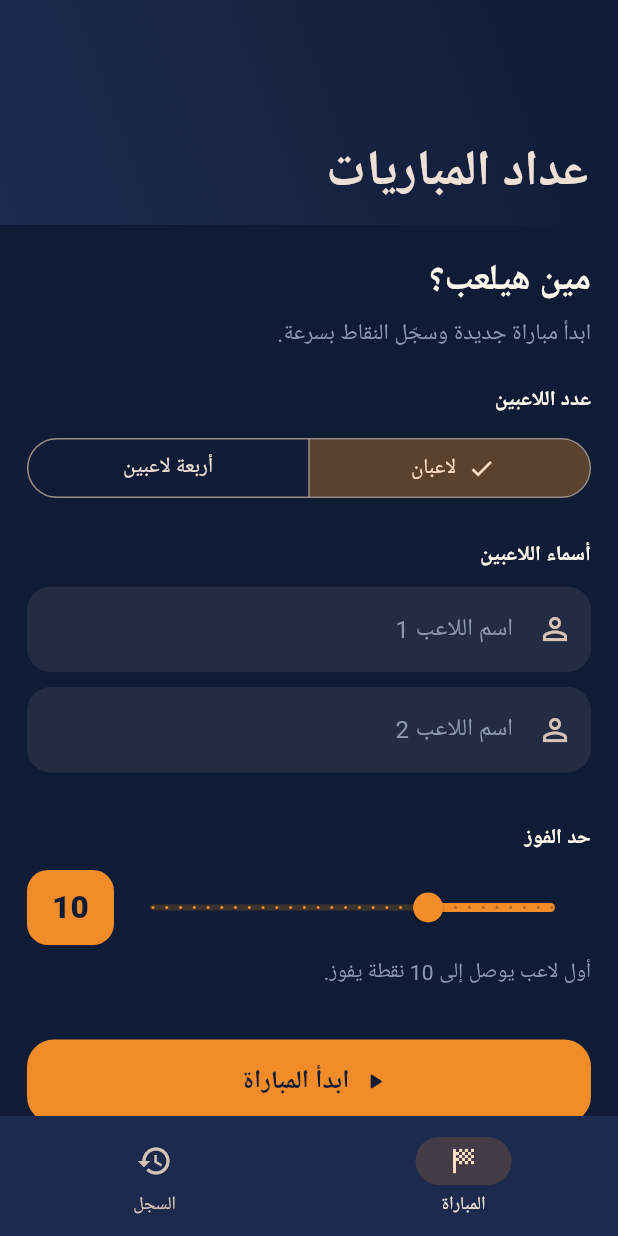
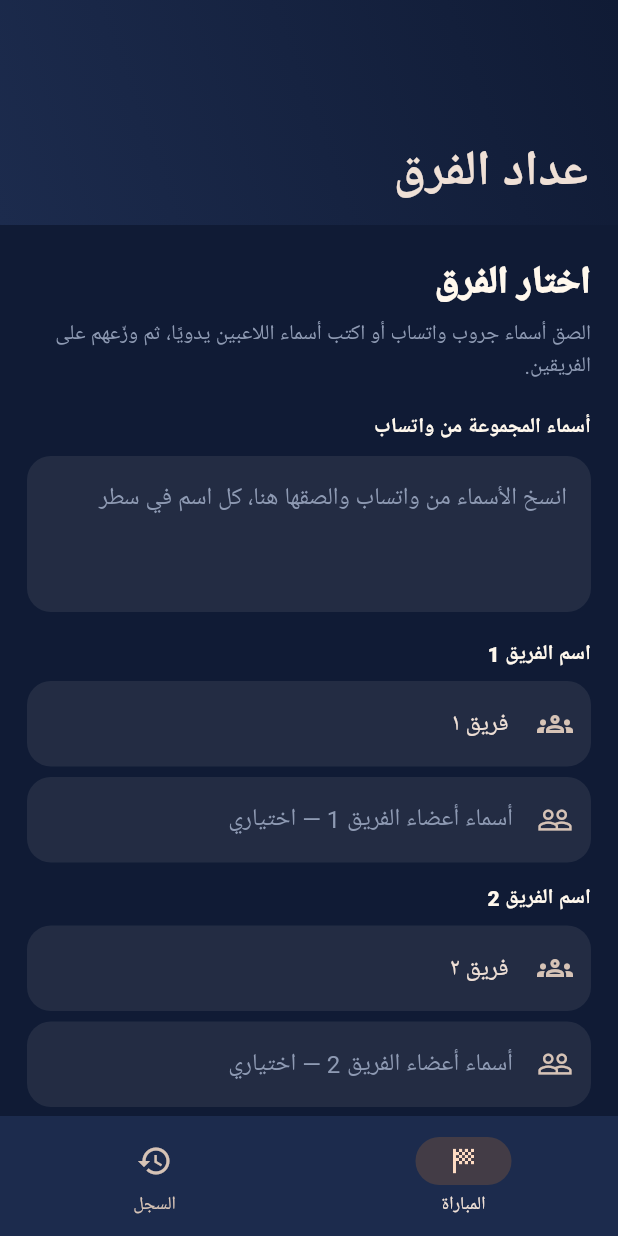
Before and after one commit to wa4290510/Tot2, a Flutter app: the screen it shows after launch, on a phone screen of 412 x 824 dp. Run offline on Flutter 3.47's test engine with Material 3 defaults, Android fonts, the phone set to English and light mode, and no system bars; our stand-ins replace audioplayers, confetti, share_plus, shared_preferences; Roboto replaces fonts that are missing (sans).

Commit message:
Add team scoring rounds and WhatsApp name import

```diff
--- a/lib/models/match.dart
+++ b/lib/models/match.dart
@@ -1,56 +1,68 @@
-class Player {
-  const Player({required this.name, this.score = 0});
+class Team {
+  const Team({required this.name, this.members = const [], this.totalScore = 0, this.roundScores = const []});
+  final String name;
+  final List<String> members;
+  final int totalScore;
+  final List<int> roundScores;
+  Team copyWith({String? name, List<String>? members, int? totalScore, List<int>? roundScores}) => Team(
+        name: name ?? this.name,
+        members: members ?? this.members,
+        totalScore: totalScore ?? this.totalScore,
+        roundScores: roundScores ?? this.roundScores,
+      );
+  Map<String, dynamic> toJson() => {'name': name, 'members': members, 'totalScore': totalScore, 'roundScores': roundScores};
+  factory Team.fromJson(Map<String, dynamic> json) => Team(
+        name: json['name'] as String? ?? 'فريق',
+        members: ((json['members'] as List<dynamic>?) ?? const []).map((e) => e.toString()).toList(),
+        totalScore: (json['totalScore'] as num?)?.toInt() ?? 0,
+        roundScores: ((json['roundScores'] as List<dynamic>?) ?? const []).map((e) => (e as num).toInt()).toList(),
+      );
+}
 
-  final String name;
-  final int score;
-
-  Player copyWith({String? name, int? score}) => Player(
-        name: name ?? this.name,
-        score: score ?? this.score,
-      );
-
-  Map<String, dynamic> toJson() => {'name': name, 'score': score};
-
-  factory Player.fromJson(Map<String, dynamic> json) => Player(
-        name: json['name'] as String? ?? 'لاعب',
-        score: (json['score'] as num?)?.toInt() ?? 0,
+class RoundScore {
+  const RoundScore({required this.round, required this.teamName, required this.points});
+  final int round;
+  final String teamName;
+  final int points;
+  Map<String, dynamic> toJson() => {'round': round, 'teamName': teamName, 'points': points};
+  factory RoundScore.fromJson(Map<String, dynamic> json) => RoundScore(
+        round: (json['round'] as num?)?.toInt() ?? 1,
+        teamName: json['teamName'] as String? ?? 'فريق',
+        points: (json['points'] as num?)?.toInt() ?? 0,
       );
 }
 
 class MatchRecord {
-  const MatchRecord({
-    required this.id,
-    required this.players,
-    required this.targetScore,
-    required this.startedAt,
-    required this.finishedAt,
-    required this.winnerName,
-  });
-
+  const MatchRecord({required this.id, required this.teams, required this.rounds, required this.startedAt, required this.finishedAt, required this.winnerName, this.targetScore = 30});
   final String id;
-  final List<Player> players;
-  final int targetScore;
+  final List<Team> teams;
+  final List<RoundScore> rounds;
   final DateTime startedAt;
   final DateTime finishedAt;
   final String winnerName;
-
+  final int targetScore;
   Map<String, dynamic> toJson() => {
         'id': id,
-        'players': players.map((player) => player.toJson()).toList(),
-        'targetScore': targetScore,
+        'teams': teams.map((team) => team.toJson()).toList(),
+        'rounds': rounds.map((round) => round.toJson()).toList(),
         'startedAt': startedAt.toIso8601String(),
         'finishedAt': finishedAt.toIso8601String(),
         'winnerName': winnerName,
+        'targetScore': targetScore,
       };
-
-  factory MatchRecord.fromJson(Map<String, dynamic> json) => MatchRecord(
-        id: json['id'] as String? ?? DateTime.now().microsecondsSinceEpoch.toString(),
-        players: ((json['players'] as List<dynamic>?) ?? const [])
-            .map((item) => Player.fromJson(Map<String, dynamic>.from(item as Map)))
-            .toList(),
-        targetScore: (json['targetScore'] as num?)?.toInt() ?? 10,
-        startedAt: DateTime.tryParse(json['startedAt'] as String? ?? '') ?? DateTime.now(),
-        finishedAt: DateTime.tryParse(json['finishedAt'] as String? ?? '') ?? DateTime.now(),
-        winnerName: json['winnerName'] as String? ?? 'الفائز',
-      );
+  factory MatchRecord.fromJson(Map<String, dynamic> json) {
+    final rawTeams = json['teams'] as List<dynamic>?;
+    final teams = rawTeams == null
+        ? ((json['players'] as List<dynamic>?) ?? const []).map((item) => Team(name: (item as Map)['name']?.toString() ?? 'فريق', totalScore: ((item)['score'] as num?)?.toInt() ?? 0)).toList()
+        : rawTeams.map((item) => Team.fromJson(Map<String, dynamic>.from(item as Map))).toList();
+    return MatchRecord(
+      id: json['id'] as String? ?? DateTime.now().microsecondsSinceEpoch.toString(),
+      teams: teams,
+      rounds: ((json['rounds'] as List<dynamic>?) ?? const []).map((item) => RoundScore.fromJson(Map<String, dynamic>.from(item as Map))).toList(),
+      targetScore: (json['targetScore'] as num?)?.toInt() ?? 30,
+      startedAt: DateTime.tryParse(json['startedAt'] as String? ?? '') ?? DateTime.now(),
+      finishedAt: DateTime.tryParse(json['finishedAt'] as String? ?? '') ?? DateTime.now(),
+      winnerName: json['winnerName'] as String? ?? 'الفائز',
+    );
+  }
 }
--- a/lib/screens/match_screen.dart
+++ b/lib/screens/match_screen.dart
@@ -1,152 +1,140 @@
+import 'dart:async';
+import 'package:audioplayers/audioplayers.dart';
+import 'package:confetti/confetti.dart';
 import 'package:flutter/material.dart';
 import 'package:provider/provider.dart';
 import '../models/match.dart';
 import '../services/match_store.dart';
 import '../theme.dart';
-import '../widgets/score_card.dart';
+import '../widgets/team_score_card.dart';
 
 class MatchScreen extends StatefulWidget {
   const MatchScreen({super.key});
-
   @override
   State<MatchScreen> createState() => _MatchScreenState();
 }
 
 class _MatchScreenState extends State<MatchScreen> {
-  int _playerCount = 2;
-  int _target = 10;
+  final _teamNames = [TextEditingController(text: 'فريق ١'), TextEditingController(text: 'فريق ٢')];
+  final _groupController = TextEditingController();
+  final _memberControllers = [TextEditingController(), TextEditingController()];
+  final _playerTeams = <String, int>{};
+  final _audio = AudioPlayer();
+  final _confetti = ConfettiController(duration: const Duration(seconds: 4));
+  List<Team> _teams = const [];
+  List<RoundScore> _rounds = const [];
   bool _started = false;
+  int _selectedTeam = 0;
+  int _selectedPoints = 1;
+  int _target = 30;
   DateTime? _startedAt;
-  List<Player> _players = const [];
-  final _nameControllers = List.generate(4, (_) => TextEditingController());
+  List<String> get _groupNames => _groupController.text.split(RegExp(r'[\n,،;؛]+')).map((e) => e.trim()).where((e) => e.isNotEmpty).toSet().toList();
 
   @override
   void dispose() {
-    for (final controller in _nameControllers) {
-      controller.dispose();
-    }
+    for (final c in [..._teamNames, ..._memberControllers, _groupController]) c.dispose();
+    _audio.dispose();
+    _confetti.dispose();
     super.dispose();
   }
 
   void _startMatch() {
-    final names = _nameControllers
-        .take(_playerCount)
-        .map((controller) => controller.text.trim())
-        .toList();
-    if (names.any((name) => name.isEmpty)) {
-      ScaffoldMessenger.of(context).showSnackBar(
-        const SnackBar(content: Text('اكتب اسم كل لاعب قبل بدء المباراة')),
-      );
+    final names = [_teamNames[0].text.trim(), _teamNames[1].text.trim()];
+    if (names.any((e) => e.isEmpty)) {
+      _toast('اكتب اسم الفريقين أولًا');
       return;
     }
+    final members = [for (var i = 0; i < 2; i++) _memberControllers[i].text.split(RegExp(r'[\n,،;؛]+')).map((e) => e.trim()).where((e) => e.isNotEmpty).toList()];
     setState(() {
-      _players = names.map((name) => Player(name: name)).toList();
+      _teams = [Team(name: names[0], members: members[0]), Team(name: names[1], members: members[1])];
+      _rounds = const [];
+      _selectedTeam = 0;
       _startedAt = DateTime.now();
       _started = true;
     });
   }
 
-  void _updateScore(int index, int delta) {
-    if (!_started) return;
-    setState(() {
-      final next = (_players[index].score + delta).clamp(0, _target);
-      _players = [
-        for (var i = 0; i < _players.length; i++)
-          i == index ? _players[i].copyWith(score: next) : _players[i],
-      ];
-    });
-    if (_players[index].score >= _target) _finishMatch(index);
+  Future<void> _addRound() async {
+    final current = _teams[_selectedTeam];
+    final updated = current.copyWith(totalScore: current.totalScore + _selectedPoints, roundScores: [...current.roundScores, _selectedPoints]);
+    final teams = [..._teams]..[_selectedTeam] = updated;
+    final rounds = [..._rounds, RoundScore(round: _rounds.length + 1, teamName: current.name, points: _selectedPoints)];
+    setState(() { _teams = teams; _rounds = rounds; });
+    if (updated.totalScore >= _target) await _finishMatch(_selectedTeam);
   }
 
   Future<void> _finishMatch(int winnerIndex) async {
-    final store = context.read<MatchStore>();
-    final record = MatchRecord(
-      id: DateTime.now().microsecondsSinceEpoch.toString(),
-      players: _players,
-      targetScore: _target,
-      startedAt: _startedAt ?? DateTime.now(),
-      finishedAt: DateTime.now(),
-      winnerName: _players[winnerIndex].name,
-    );
-    await store.add(record);
+    final record = MatchRecord(id: DateTime.now().microsecondsSinceEpoch.toString(), teams: _teams, rounds: _rounds, targetScore: _target, startedAt: _startedAt ?? DateTime.now(), finishedAt: DateTime.now(), winnerName: _teams[winnerIndex].name);
+    await context.read<MatchStore>().add(record);
+    _confetti.play();
+    try { await _audio.play(AssetSource('audio/winner.wav')); } catch (_) {}
     if (!mounted) return;
-    await showDialog<void>(
-      context: context,
-      builder: (context) => AlertDialog(
-        backgroundColor: AppTheme.navyLight,
-        title: const Text('المباراة خلصت — مبروك للفائز'),
-        content: Text('الفائز هو ${record.winnerName}'),
-        actions: [TextButton(onPressed: () => Navigator.pop(context), child: const Text('حسنًا'))],
-      ),
-    );
+    await showDialog<void>(context: context, barrierDismissible: false, builder: (_) => _WinnerDialog(team: record.winnerName, confetti: _confetti));
     if (mounted) setState(() => _started = false);
   }
 
+  void _toast(String message) => ScaffoldMessenger.of(context).showSnackBar(SnackBar(content: Text(message)));
+
   @override
-  Widget build(BuildContext context) {
-    return CustomScrollView(slivers: [
-      SliverAppBar(
-        expandedHeight: 150,
-        pinned: true,
-        backgroundColor: AppTheme.navy,
-        flexibleSpace: FlexibleSpaceBar(
-          titlePadding: const EdgeInsetsDirectional.only(start: 20, bottom: 14),
-          title: Text(_started ? 'المباراة الحالية' : 'عداد المباريات', style: const TextStyle(fontWeight: FontWeight.w800)),
-          background: Container(decoration: const BoxDecoration(gradient: LinearGradient(colors: [AppTheme.navy, AppTheme.navyLight], begin: Alignment.topRight, end: Alignment.bottomLeft))),
-        ),
-      ),
-      SliverPadding(
-        padding: const EdgeInsets.fromLTRB(18, 20, 18, 32),
-        sliver: SliverList(delegate: SliverChildListDelegate([
-          if (!_started) ..._setupContent() else ..._scoreContent(),
-        ])),
-      ),
-    ]);
-  }
+  Widget build(BuildContext context) => CustomScrollView(slivers: [
+        SliverAppBar(expandedHeight: 150, pinned: true, backgroundColor: AppTheme.navy, flexibleSpace: FlexibleSpaceBar(titlePadding: const EdgeInsetsDirectional.only(start: 20, bottom: 14), title: Text(_started ? 'المباراة الحالية' : 'عداد الفرق', style: const TextStyle(fontWeight: FontWeight.w800)), background: Container(decoration: const BoxDecoration(gradient: LinearGradient(colors: [AppTheme.navy, AppTheme.navyLight], begin: Alignment.topRight, end: Alignment.bottomLeft))))),
+        SliverPadding(padding: const EdgeInsets.fromLTRB(18, 20, 18, 32), sliver: SliverList(delegate: SliverChildListDelegate(_started ? _scoreContent() : _setupContent()))),
+      ]);
 
   List<Widget> _setupContent() => [
-        const Text('مين هيلعب؟', style: TextStyle(color: AppTheme.ivory, fontSize: 24, fontWeight: FontWeight.w800)),
+        const Text('اختار الفرق', style: TextStyle(color: AppTheme.ivory, fontSize: 25, fontWeight: FontWeight.w900)),
         const SizedBox(height: 6),
-        const Text('ابدأ مباراة جديدة وسجّل النقاط بسرعة.', style: TextStyle(color: AppTheme.muted, fontSize: 15)),
-        const SizedBox(height: 24),
-        _sectionLabel('عدد اللاعبين'),
-        const SizedBox(height: 10),
-        SegmentedButton<int>(segments: const [ButtonSegment(value: 2, label: Text('لاعبان')), ButtonSegment(value: 4, label: Text('أربعة لاعبين'))], selected: {_playerCount}, onSelectionChanged: (value) => setState(() => _playerCount = value.first)),
-        const SizedBox(height: 24),
-        _sectionLabel('أسماء اللاعبين'),
-        const SizedBox(height: 10),
-        for (var i = 0; i < _playerCount; i++) ...[
-          TextField(
-            controller: _nameControllers[i],
-            textInputAction: i == _playerCount - 1 ? TextInputAction.done : TextInputAction.next,
-            textDirection: TextDirection.rtl,
-            decoration: InputDecoration(hintText: 'اسم اللاعب ${i + 1}', prefixIcon: const Icon(Icons.person_outline)),
-          ),
-          const SizedBox(height: 10),
+        const Text('الصق أسماء جروب واتساب أو اكتب أسماء اللاعبين يدويًا، ثم وزّعهم على الفريقين.', style: TextStyle(color: AppTheme.muted, fontSize: 14)),
+        const SizedBox(height: 20),
+        _label('أسماء المجموعة من واتساب'),
+        const SizedBox(height: 8),
+        TextField(controller: _groupController, minLines: 3, maxLines: 6, onChanged: (_) => setState(() {}), textDirection: TextDirection.rtl, decoration: const InputDecoration(hintText: 'انسخ الأسماء من واتساب والصقها هنا، كل اسم في سطر')),
+        if (_groupNames.isNotEmpty) ...[
+          const SizedBox(height: 12),
+          const Text('توزيع الأسماء على الفرق', style: TextStyle(color: AppTheme.ivory, fontWeight: FontWeight.w800)),
+          const SizedBox(height: 8),
+          ..._groupNames.map((name) => _memberAssignment(name)),
         ],
-        const SizedBox(height: 24),
-        _sectionLabel('حد الفوز'),
-        const SizedBox(height: 10),
-        Row(children: [
-          Expanded(child: Slider(value: _target.toDouble(), min: 1, max: 30, divisions: 29, activeColor: AppTheme.orange, onChanged: (value) => setState(() => _target = value.round()))),
-          Container(width: 58, padding: const EdgeInsets.symmetric(vertical: 10), decoration: BoxDecoration(color: AppTheme.orange, borderRadius: BorderRadius.circular(14)), child: Text('$_target', textAlign: TextAlign.center, style: const TextStyle(color: AppTheme.navy, fontSize: 21, fontWeight: FontWeight.w900))),
-        ]),
-        const SizedBox(height: 8),
-        Text('أول لاعب يوصل إلى $_target نقطة يفوز.', style: const TextStyle(color: AppTheme.muted)),
-        const SizedBox(height: 34),
+        const SizedBox(height: 18),
+        for (var i = 0; i < 2; i++) ...[
+          _label('اسم الفريق ${i + 1}'),
+          const SizedBox(height: 7),
+          TextField(controller: _teamNames[i], textDirection: TextDirection.rtl, decoration: InputDecoration(prefixIcon: const Icon(Icons.groups_outlined), hintText: 'الفريق ${i + 1}')),
+          const SizedBox(height: 7),
+          TextField(controller: _memberControllers[i], minLines: 1, maxLines: 3, textDirection: TextDirection.rtl, decoration: InputDecoration(prefixIcon: const Icon(Icons.people_outline), hintText: 'أسماء أعضاء الفريق ${i + 1} — اختياري')),
+          const SizedBox(height: 14),
+        ],
+        _label('حد الفوز'),
+        Row(children: [Expanded(child: Slider(value: _target.toDouble(), min: 1, max: 60, divisions: 59, activeColor: AppTheme.orange, onChanged: (v) => setState(() => _target = v.round()))), Container(width: 60, padding: const EdgeInsets.symmetric(vertical: 10), decoration: BoxDecoration(color: AppTheme.orange, borderRadius: BorderRadius.circular(14)), child: Text('$_target', textAlign: TextAlign.center, style: const TextStyle(color: AppTheme.navy, fontSize: 21, fontWeight: FontWeight.w900)))]),
+        const SizedBox(height: 20),
         SizedBox(height: 56, child: FilledButton.icon(onPressed: _startMatch, icon: const Icon(Icons.play_arrow_rounded), label: const Text('ابدأ المباراة', style: TextStyle(fontSize: 17, fontWeight: FontWeight.w800)), style: FilledButton.styleFrom(backgroundColor: AppTheme.orange, foregroundColor: AppTheme.navy, shape: RoundedRectangleBorder(borderRadius: BorderRadius.circular(18))))),
       ];
 
+  Widget _memberAssignment(String name) => Card(color: AppTheme.navyLight, child: Padding(padding: const EdgeInsets.symmetric(horizontal: 12, vertical: 4), child: Row(children: [Expanded(child: Text(name, style: const TextStyle(color: AppTheme.ivory))), DropdownButton<int>(value: _playerTeams[name], hint: const Text('اختار الفريق', style: TextStyle(color: AppTheme.muted)), dropdownColor: AppTheme.navyLight, items: const [DropdownMenuItem(value: 0, child: Text('فريق ١')), DropdownMenuItem(value: 1, child: Text('فريق ٢'))], onChanged: (value) { if (value == null) return; setState(() { _playerTeams[name] = value; for (var i = 0; i < 2; i++) { final names = _groupNames.where((n) => _playerTeams[n] == i).toList(); _memberControllers[i].text = names.join('\n'); } }); })])));
+
   List<Widget> _scoreContent() => [
-        Row(children: [const Icon(Icons.flag_outlined, color: AppTheme.orange), const SizedBox(width: 8), Text('حد الفوز: $_target نقطة', style: const TextStyle(color: AppTheme.ivory, fontWeight: FontWeight.w700))]),
-        const SizedBox(height: 16),
-        for (var i = 0; i < _players.length; i++) ...[
-          ScoreCard(name: _players[i].name, score: _players[i].score, target: _target, onIncrease: () => _updateScore(i, 1), onDecrease: () => _updateScore(i, -1), isWinner: _players[i].score >= _target),
-          const SizedBox(height: 14),
-        ],
-        const SizedBox(height: 10),
-        OutlinedButton.icon(onPressed: () => setState(() => _started = false), icon: const Icon(Icons.refresh), label: const Text('مباراة جديدة'), style: OutlinedButton.styleFrom(foregroundColor: AppTheme.ivory, side: BorderSide(color: AppTheme.ivory.withOpacity(0.3)), padding: const EdgeInsets.symmetric(vertical: 15))),
+        Row(children: [const Icon(Icons.flag_outlined, color: AppTheme.orange), const SizedBox(width: 8), Text('الفوز عند $_target نقطة • الجولة ${_rounds.length + 1}', style: const TextStyle(color: AppTheme.ivory, fontWeight: FontWeight.w700))]),
+        const SizedBox(height: 14),
+        for (var i = 0; i < _teams.length; i++) ...[TeamScoreCard(team: _teams[i].name, members: _teams[i].members, score: _teams[i].totalScore, target: _target, selected: _selectedTeam == i, onSelect: () => setState(() => _selectedTeam = i)), const SizedBox(height: 13)],
+        const SizedBox(height: 6),
+        const Text('اختار عدد النقاط المضافة', style: TextStyle(color: AppTheme.ivory, fontWeight: FontWeight.w800)),
+        const SizedBox(height: 8),
+        Wrap(spacing: 8, runSpacing: 8, children: [for (var value = 1; value <= 9; value++) ChoiceChip(label: Text('$value'), selected: _selectedPoints == value, onSelected: (_) => setState(() => _selectedPoints = value), selectedColor: AppTheme.orange, labelStyle: TextStyle(color: _selectedPoints == value ? AppTheme.navy : AppTheme.ivory, fontWeight: FontWeight.w900))]),
+        const SizedBox(height: 14),
+        SizedBox(height: 54, child: FilledButton.icon(onPressed: _addRound, icon: const Icon(Icons.add_circle_outline), label: Text('أضف $_selectedPoints نقطة إلى ${_teams[_selectedTeam].name}'), style: FilledButton.styleFrom(backgroundColor: AppTheme.orange, foregroundColor: AppTheme.navy))),
+        const SizedBox(height: 18),
+        if (_rounds.isNotEmpty) ...[_label('تفاصيل الجولات'), const SizedBox(height: 7), ..._rounds.reversed.map((round) => ListTile(dense: true, tileColor: AppTheme.navyLight, leading: CircleAvatar(backgroundColor: AppTheme.orange, foregroundColor: AppTheme.navy, child: Text('${round.round}')), title: Text(round.teamName, style: const TextStyle(color: AppTheme.ivory, fontWeight: FontWeight.w700)), trailing: Text('+${round.points}', style: const TextStyle(color: AppTheme.orange, fontSize: 19, fontWeight: FontWeight.w900))))],
+        const SizedBox(height: 18),
+        OutlinedButton.icon(onPressed: () => setState(() => _started = false), icon: const Icon(Icons.refresh), label: const Text('مباراة جديدة'), style: OutlinedButton.styleFrom(foregroundColor: AppTheme.ivory, side: BorderSide(color: AppTheme.ivory.withOpacity(.3)), padding: const EdgeInsets.symmetric(vertical: 15))),
       ];
 
-  Widget _sectionLabel(String text) => Text(text, style: const TextStyle(color: AppTheme.ivory, fontWeight: FontWeight.w700));
+  Widget _label(String value) => Text(value, style: const TextStyle(color: AppTheme.ivory, fontWeight: FontWeight.w800));
 }
+
+class _WinnerDialog extends StatelessWidget {
+  const _WinnerDialog({required this.team, required this.confetti});
+  final String team;
+  final ConfettiController confetti;
+  @override
+  Widget build(BuildContext context) => Dialog(backgroundColor: AppTheme.navyLight, shape: RoundedRectangleBorder(borderRadius: BorderRadius.circular(28)), child: Stack(alignment: Alignment.center, children: [Padding(padding: const EdgeInsets.fromLTRB(24, 42, 24, 20), child: Column(mainAxisSize: MainAxisSize.min, children: [const Text('والله وعملوها الرجالة!', textAlign: TextAlign.center, style: TextStyle(color: AppTheme.orange, fontSize: 25, fontWeight: FontWeight.w900)), const SizedBox(height: 12), Text('مبروك الفوز لـ $team', textAlign: TextAlign.center, style: const TextStyle(color: AppTheme.ivory, fontSize: 20, fontWeight: FontWeight.w800)), const SizedBox(height: 22), FilledButton(onPressed: () => Navigator.pop(context), style: FilledButton.styleFrom(backgroundColor: AppTheme.orange, foregroundColor: AppTheme.navy), child: const Text('تمام'))])), ConfettiWidget(confettiController: confetti, blastDirectionality: BlastDirectionality.explosive, shouldLoop: false, numberOfParticles: 35, colors: const [Colors.orange, Colors.yellow, Colors.blue, Colors.pink, Colors.green])]);
+}
--- a/pubspec.yaml
+++ b/pubspec.yaml
@@ -1,7 +1,7 @@
 name: match_score
 description: عداد مباريات عربي بسيط لتسجيل النتائج وحفظ سجل المباريات.
 publish_to: "none"
-version: 1.0.0+1
+version: 2.0.0+2
 
 environment:
   sdk: ">=3.3.0 <4.0.0"
@@ -13,6 +13,8 @@ dependencies:
   provider: ^6.1.2
   shared_preferences: ^2.3.2
   share_plus: ^10.0.2
+  confetti: ^0.7.0
+  audioplayers: ^6.1.0
 
 dev_dependencies:
   flutter_test:
@@ -21,3 +23,5 @@ dev_dependencies:
 
 flutter:
   uses-material-design: true
+  assets:
+    - assets/audio/winner.wav
```
Also changed, not shown: lib/screens/history_screen.dart (+10 -24 lines), lib/services/share_match.dart (+4 -10 lines), lib/widgets/team_score_card.dart (added, +35 -0 lines), 5 other files.
